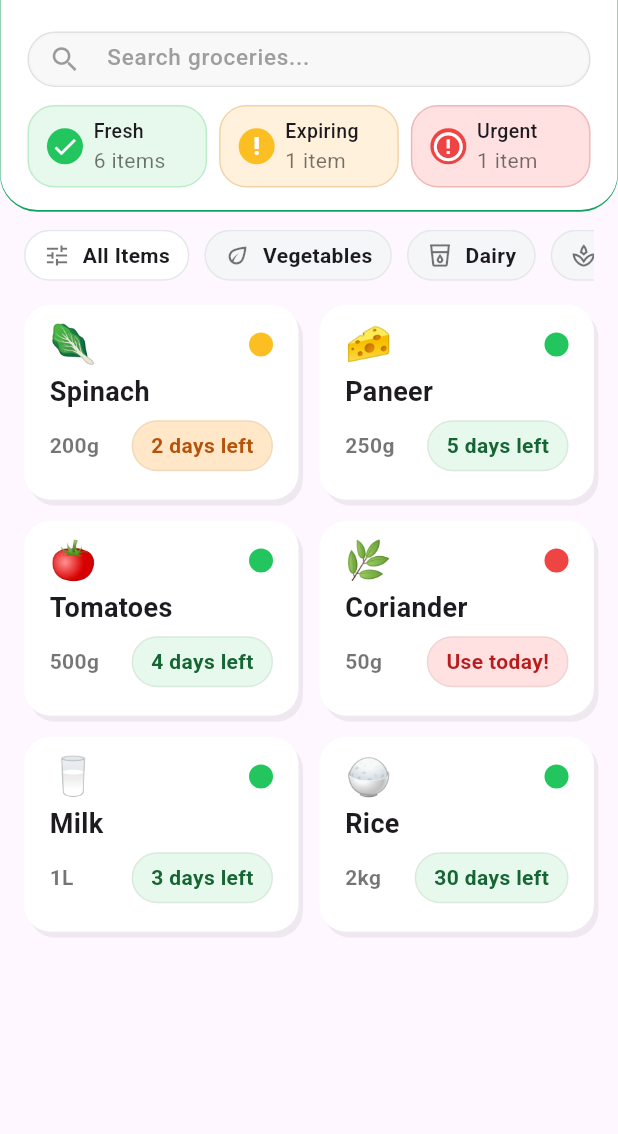
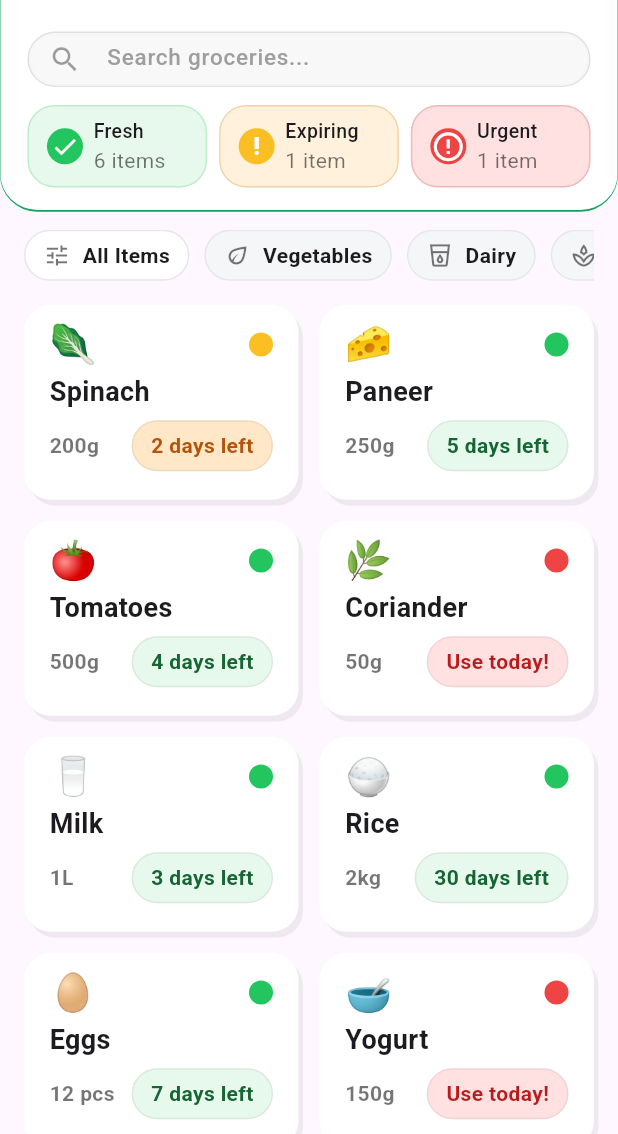
Before and after one commit to protzzz/nowaste_app, a Flutter app: the FridgePage widget shown alone on an empty page, opened directly, on a phone screen of 412 x 824 dp, the part 102-1236 px from its top. Run offline on Flutter 3.47's test engine with Material 3 defaults, Android fonts, the phone set to English and light mode, and no system bars; our stand-ins replace flutter_bloc, flutter_svg, shared_preferences, sqflite; accounts and stored records are empty.

Commit message:
Add some extra items for respresenting full-screen design

```diff
--- a/frontend/lib/features/home/fridge/pages/fridge_page.dart
+++ b/frontend/lib/features/home/fridge/pages/fridge_page.dart
@@ -65,6 +65,24 @@ class FridgePage extends StatelessWidget {
         statusDot: Color(0xFF22C55E),
         emoji: '🍚',
       ),
+      GroceryItem(
+        name: 'Eggs',
+        amount: '12 pcs',
+        badgeText: '7 days left',
+        badgeBg: Color(0xFFE7F8EC),
+        badgeFg: Color(0xFF166534),
+        statusDot: Color(0xFF22C55E),
+        emoji: '🥚',
+      ),
+      GroceryItem(
+        name: 'Yogurt',
+        amount: '150g',
+        badgeText: 'Use today!',
+        badgeBg: Color(0xFFFFE1E1),
+        badgeFg: Color(0xFFB91C1C),
+        statusDot: Color(0xFFEF4444),
+        emoji: '🥣',
+      ),
     ];
 
     return CustomScrollView(
```
